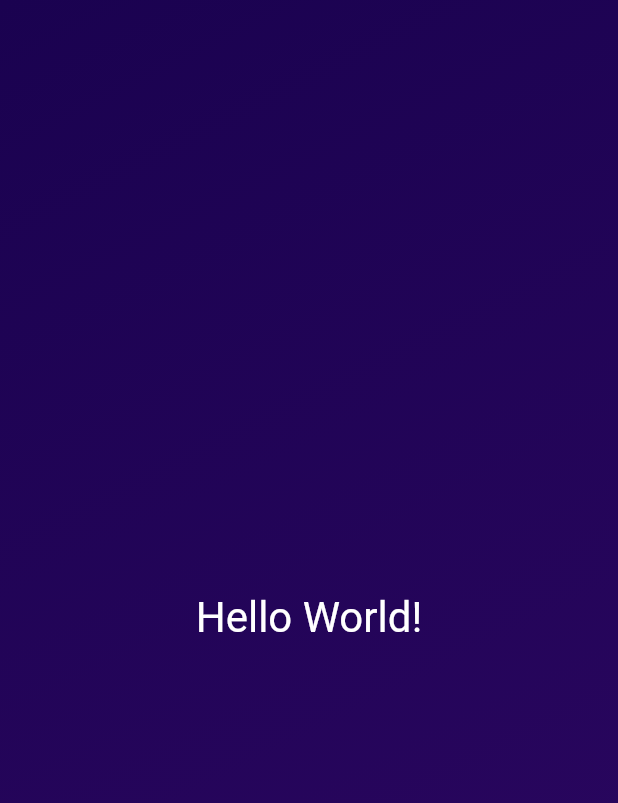
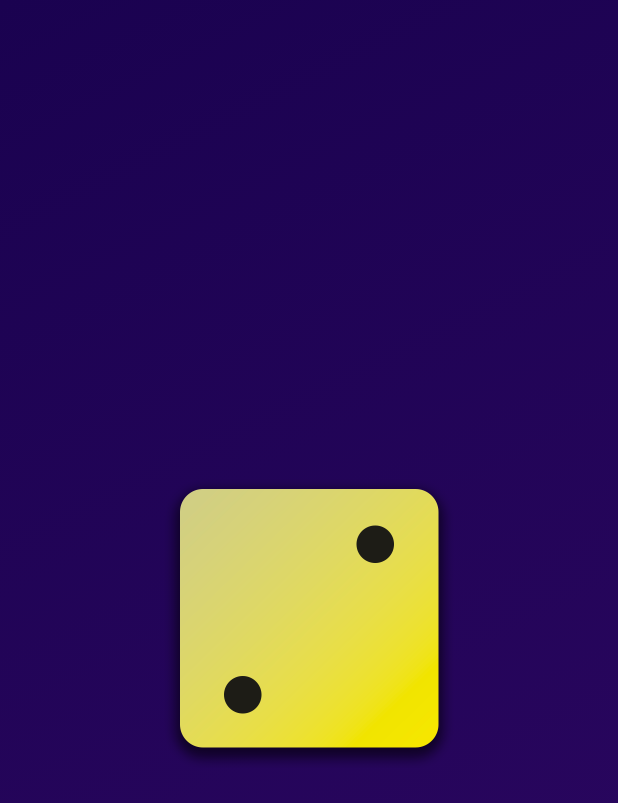
Before and after one commit to barefoot1423/basic, a Flutter app: the screen it shows after launch, on a phone screen of 412 x 824 dp. Shown: the top 803 px of the screen. Run offline on Flutter 3.47's test engine with Material 2 defaults, Android fonts, the phone set to English and light mode, and no system bars.

Commit message:
by lecture 44

```diff
--- a/lib/gradient_container.dart
+++ b/lib/gradient_container.dart
@@ -19,7 +19,9 @@ class GradientContainer extends StatelessWidget {
           end: endAlignment,
         ),
       ),
-      child: const Center(child: StyledText('Hello World!')),
+      child: Center(
+        child: Image.asset('assets/images/dice-2.png', width: 200),
+      ),
     );
   }
 }
```
Also changed, not shown: pubspec.yaml (+8 -4 lines), assets/images/dice-1.png (added), assets/images/dice-2.png (added), assets/images/dice-3.png (added), assets/images/dice-4.png (added), assets/images/dice-5.png (added), assets/images/dice-6.png (added), pubspec.lock.
